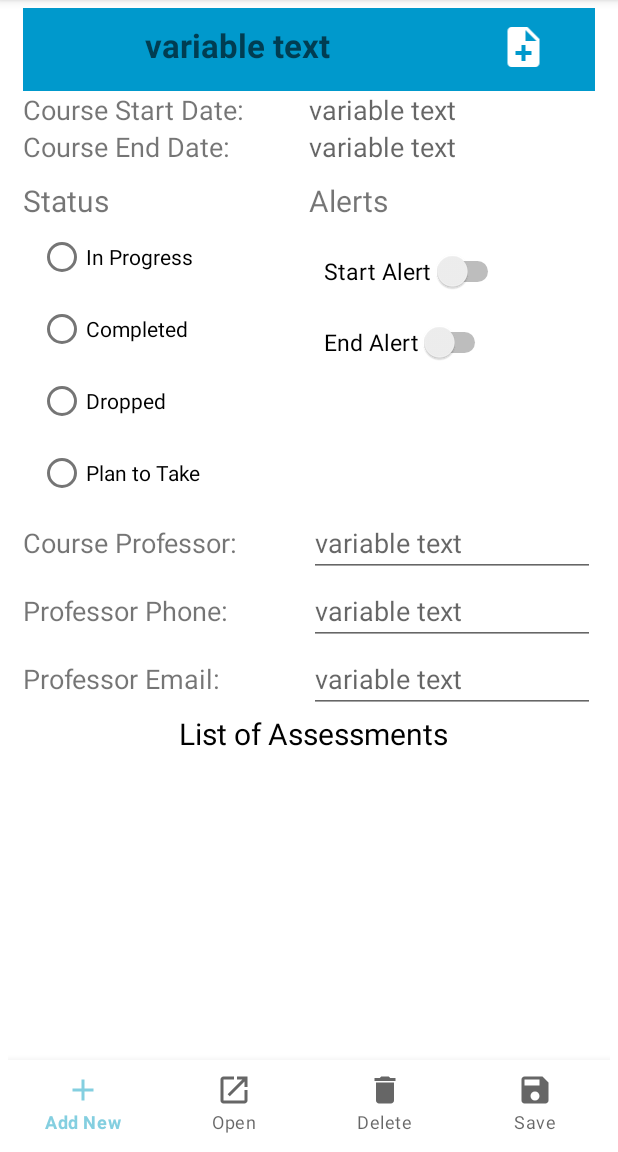
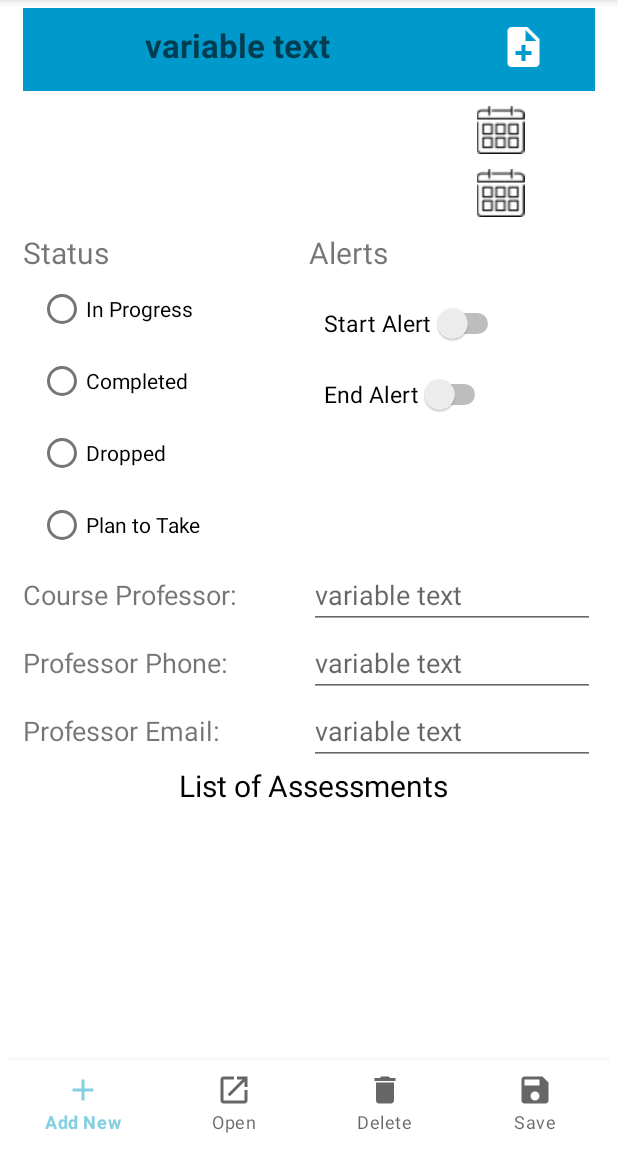
Before and after one commit to leebliss/schoolPlannerMobileApp, an Android app: the CourseDetail screen opened directly, with no data from a screen before it, on a phone screen of 412 x 824 dp, the part 84-1236 px from its top. Run offline under Robolectric (Android 15) with nearby library versions, the phone set to English and light mode, and no system bars; 4 statements that could not run were skipped.

Commit message:
School Planner Mobile App Final project for WGU course C196

```diff
--- a/app/src/main/java/com/example/schoolplanner/CourseDetail.java
+++ b/app/src/main/java/com/example/schoolplanner/CourseDetail.java
@@ -56,7 +56,9 @@ public class CourseDetail extends AppCompatActivity implements AddAssessmentDial
 
     EditText titleText, professor, professorPhone, professorEmail;
     ImageView addNoteImage;
+    //start and end dates
     private TextView textViewStartDate, textViewEndDate;
+    private ImageView imageStartCalendar, imageEndCalendar;
     //for holding dates and times for reminders
     private int startDate, startMonth,startYear, startHour, startMinute;
     private int endDate, endMonth,endYear, endHour, endMinute;
@@ -146,6 +148,8 @@ public class CourseDetail extends AppCompatActivity implements AddAssessmentDial
         addNoteImage = findViewById(R.id.courseNoteImage);
         //set values in edit texts
         textViewStartDate = findViewById(R.id.courseStartDate);
+        imageStartCalendar = findViewById(R.id.courseStartCalendar);
+        imageEndCalendar = findViewById(R.id.courseEndCalendar);
         //String startHolder = "Start Date: "+courseStartDate;
         textViewStartDate.setText(courseStartDate);
         textViewEndDate = findViewById(R.id.courseEndDate);
@@ -197,7 +201,7 @@ public class CourseDetail extends AppCompatActivity implements AddAssessmentDial
         startHour = 8;
         startMinute = 0;
         endHour = 20;
-        endMinute = 2;
+        endMinute = 0;
         //call local viewData method
         viewData();
 
@@ -211,7 +215,7 @@ public class CourseDetail extends AppCompatActivity implements AddAssessmentDial
         });
 
         //listener for start date
-        textViewStartDate.setOnClickListener(new View.OnClickListener() {
+        imageStartCalendar.setOnClickListener(new View.OnClickListener() {
             @Override
             public void onClick(View v) {
                 final Calendar Cal = Calendar.getInstance();
@@ -223,13 +227,17 @@ public class CourseDetail extends AppCompatActivity implements AddAssessmentDial
                     @Override
                     public void onDateSet(DatePicker datePicker, int year, int month, int dayOfMonth) {
                         textViewStartDate.setText((month+1)+"-"+dayOfMonth+"-"+year);
+                        //set values for reminder
+                        startDate = dayOfMonth;
+                        startMonth = month;
+                        startYear = year;
                     }
                 }, mYear, mMonth, mDate);
                 datePickerDialog.show();
             }
         });
         //listener for end date
-        textViewEndDate.setOnClickListener(new View.OnClickListener() {
+        imageEndCalendar.setOnClickListener(new View.OnClickListener() {
             @Override
             public void onClick(View v) {
                 final Calendar Cal = Calendar.getInstance();
@@ -240,7 +248,12 @@ public class CourseDetail extends AppCompatActivity implements AddAssessmentDial
                     @Override
                     public void onDateSet(DatePicker datePicker, int year, int month, int dayOfMonth) {
                         textViewEndDate.setText((month+1)+"-"+dayOfMonth+"-"+year);
+                        //set values for reminder
+                        endDate = dayOfMonth;
+                        endMonth = month;
+                        endYear = year;
                     }
+
                 }, mYear, mMonth, mDate);
                 datePickerDialog.show();
             }
--- a/app/src/main/res/layout/activity_course_detail.xml
+++ b/app/src/main/res/layout/activity_course_detail.xml
@@ -56,52 +56,51 @@
                     android:orientation="vertical"
                     >
                     <LinearLayout
-                        android:id="@+id/courseStartLayout"
+                        android:id="@+id/startDateLayout"
                         android:layout_width="match_parent"
                         android:layout_height="wrap_content"
+                        android:layout_marginTop="10dp"
                         android:layout_marginLeft="10dp"
-                        android:layout_marginRight="10dp">
+                        android:orientation="horizontal"
+                        >
+                        <TextView
+                            android:id="@+id/courseStartDate"
+                            android:layout_width="100dp"
+                            android:layout_height="wrap_content"
+                            android:layout_weight="1"
+                            android:text="Start Date"
+                            android:textSize="20dp" />
 
-                        <TextView
-                            android:id="@+id/courseStartDateTitle"
+                        <ImageView
+                            android:id="@+id/courseStartCalendar"
                             android:layout_width="0dp"
                             android:layout_height="wrap_content"
                             android:layout_weight="1"
-                            android:text="Course Start Date: "
-                            android:textSize="18dp" />
+                            android:src="@drawable/calendar_7_32" />
+                    </LinearLayout>
+                    <LinearLayout
+                        android:id="@+id/endDateLayout"
+                        android:layout_width="match_parent"
+                        android:layout_height="wrap_content"
+                        android:layout_marginTop="10dp"
+                        android:layout_marginLeft="10dp"
+                        android:orientation="horizontal"
+                        android:layout_below="@id/startDateLayout"
+                        >
+                        <TextView
+                            android:id="@+id/courseEndDate"
+                            android:layout_width="100dp"
+                            android:layout_height="wrap_content"
+                            android:layout_weight="1"
+                            android:text="End Date"
+                            android:textSize="20dp" />
 
-                        <TextView
-                            android:id="@+id/courseStartDate"
+                        <ImageView
+                            android:id="@+id/courseEndCalendar"
                             android:layout_width="0dp"
                             android:layout_height="wrap_content"
                             android:layout_weight="1"
-                            android:hint="variable text"
-                            android:textSize="18dp" />
-                    </LinearLayout>
-
-                    <LinearLayout
-                        android:id="@+id/courseEndLayout"
-                        android:layout_width="match_parent"
-                        android:layout_height="wrap_content"
-                        android:layout_below="@id/courseStartLayout"
-                        android:layout_marginLeft="10dp"
-                        android:layout_marginRight="10dp">
-
-                        <TextView
-                            android:id="@+id/courseEndDateTitle"
-                            android:layout_width="0dp"
-                            android:layout_height="wrap_content"
-                            android:layout_weight="1"
-                            android:text="Course End Date: "
-                            android:textSize="18dp" />
-
-                        <TextView
-                            android:id="@+id/courseEndDate"
-                            android:layout_width="0dp"
-                            android:layout_height="wrap_content"
-                            android:layout_weight="1"
-                            android:hint="variable text"
-                            android:textSize="18dp" />
+                            android:src="@drawable/calendar_7_32" />
                     </LinearLayout>
 
                     <LinearLayout
@@ -111,7 +110,7 @@
                         android:layout_marginLeft="10dp"
                         android:layout_marginRight="10dp"
                         android:layout_marginTop="10dp"
-                        android:layout_below="@+id/courseEndLayout"
+                        android:layout_below="@+id/endDateLayout"
                         >
                         <TextView
                             android:textSize="20dp"
```
